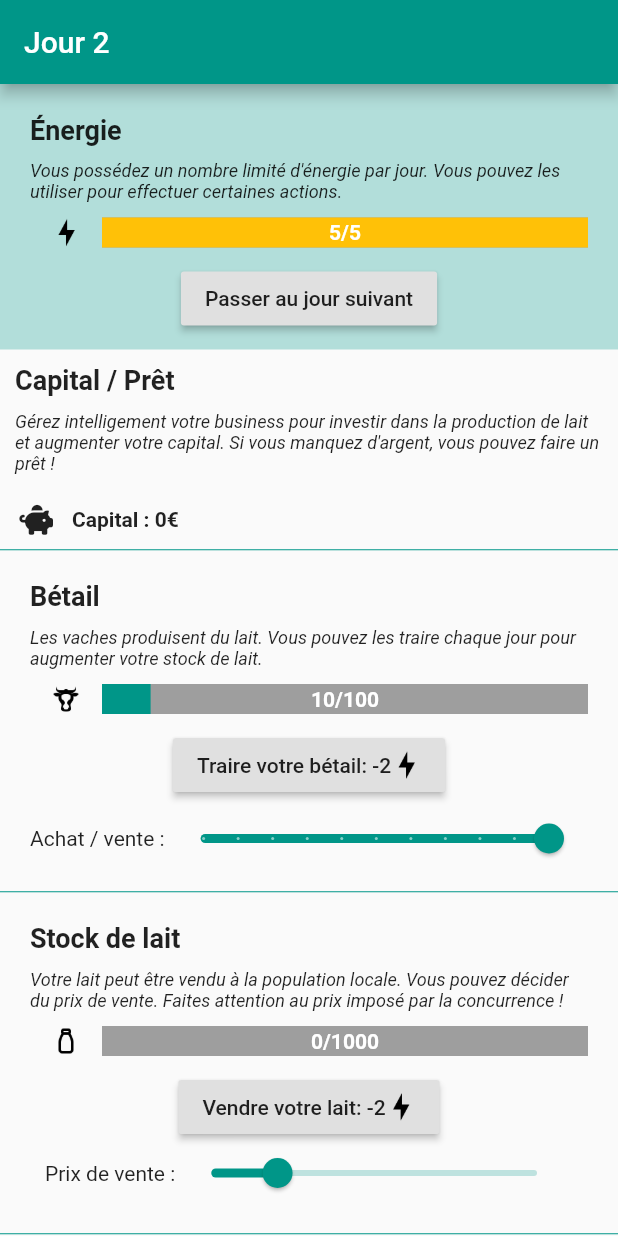
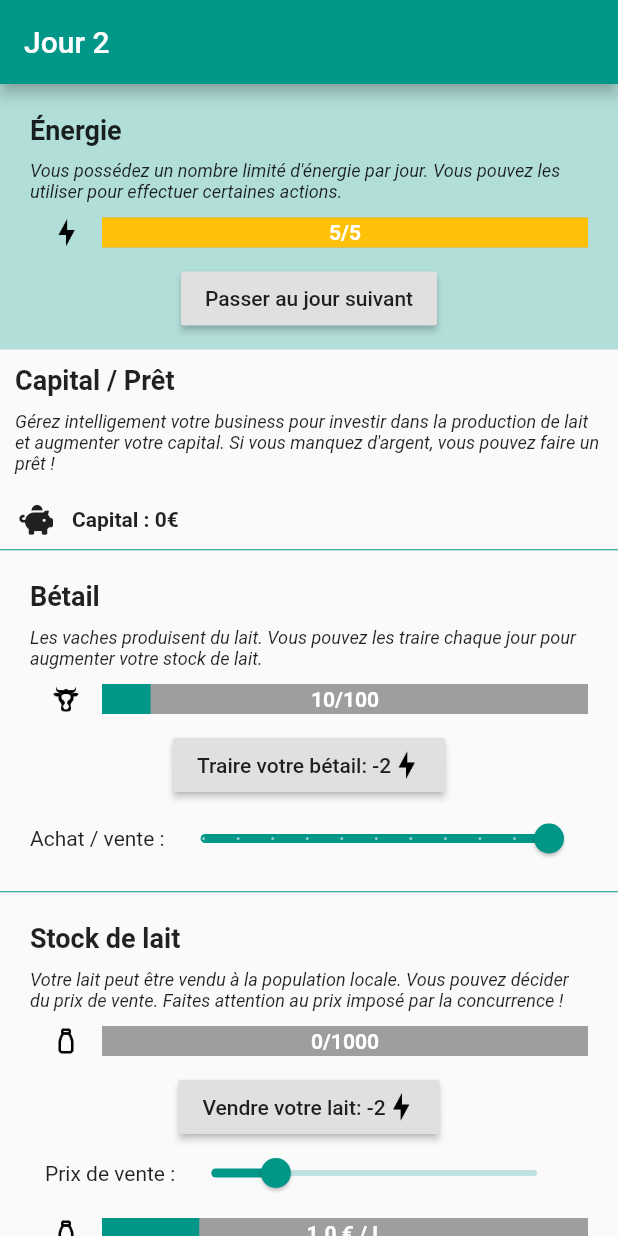
Before and after one commit to sprkl/MilkCow, a Flutter app: the screen it shows after launch, after a tap on "Passer au jour suivant", after a tap on "Rembourser", on a phone screen of 412 x 824 dp. Run offline on Flutter 3.47's test engine with Material 2 defaults, Android fonts, the phone set to English and light mode, and no system bars; our stand-ins replace flutter_redux, font_awesome_flutter, redux.

Commit message:
fixed double value for milk sell progress indicator

```diff
--- a/sosfaim/lib/components/MilkSellManager/milk_sell_manager_view.dart
+++ b/sosfaim/lib/components/MilkSellManager/milk_sell_manager_view.dart
@@ -22,6 +22,9 @@ class MilkSellManagerView extends StatelessWidget{
 
   @override
   Widget build(BuildContext context){
+
+    var roundedLitterPrice = (selectedLitterPrice * 100.0).toInt() / 100.0;
+
     return new Container(
       padding: const EdgeInsets.all(20.0),
       child: new Column(
@@ -125,10 +128,50 @@ class MilkSellManagerView extends StatelessWidget{
                   new Expanded(
                     child: new Slider(
                       min: 0.01,
-                      divisions: 500,
                       max: 5,
                       value: selectedLitterPrice,
                       onChanged: onSelectedLitterPriceChanged
+                  )
+                )
+              ]
+            )
+          ),
+          new Container(
+            height: 40.0,
+            padding: const EdgeInsets.only(top: 10.0, bottom: 10.0),
+            child: new Row(
+              children: <Widget> [
+                new Image.asset(
+                  'assets/images/milk_bottle_icon.png',
+                  width: 48.0,
+                  height: 48.0,
+                  fit: BoxFit.contain,
+                ),
+                new Expanded(
+                  child: new Stack(
+                    children: <Widget> [
+                      new Container(
+                        height: 40.0,
+                        child: new LinearProgressIndicator(
+                          value: roundedLitterPrice * 0.2,
+                          backgroundColor: Colors.grey,
+                          valueColor: AlwaysStoppedAnimation<Color>(Colors.teal)
+                        )
+                      ),
+                      new Container(
+                        height: 40.0,
+                        child: new Align(
+                          alignment: Alignment.center,
+                          child: new Text(
+                            '$roundedLitterPrice € / L',
+                            style: new TextStyle(
+                              fontWeight: FontWeight.bold,
+                              color: Colors.white
+                            ),
+                          )
+                        )
+                      )
+                    ]
                   )
                 )
               ]
--- a/sosfaim/lib/reducers/app_state_reducer.dart
+++ b/sosfaim/lib/reducers/app_state_reducer.dart
@@ -81,7 +81,7 @@ AppState _milkCows(AppState state, MilkCows action) {
 
 AppState _updateSelectedLitterPrice(AppState state, UpdateSelectedLitterPrice action) {
   return state.copyWith(
-    selectedLitterPrice: action.selectedLitterPrice
+    selectedLitterPrice: (action.selectedLitterPrice * 100.0).toInt() / 100.0
   );
 }
 
```
